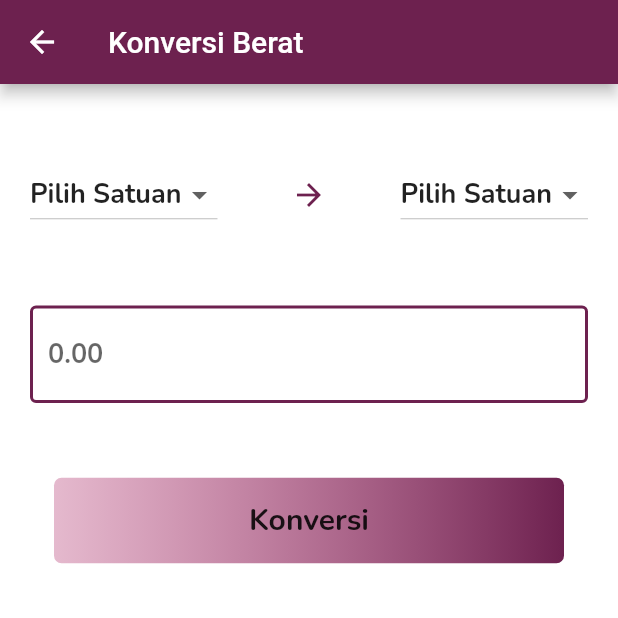
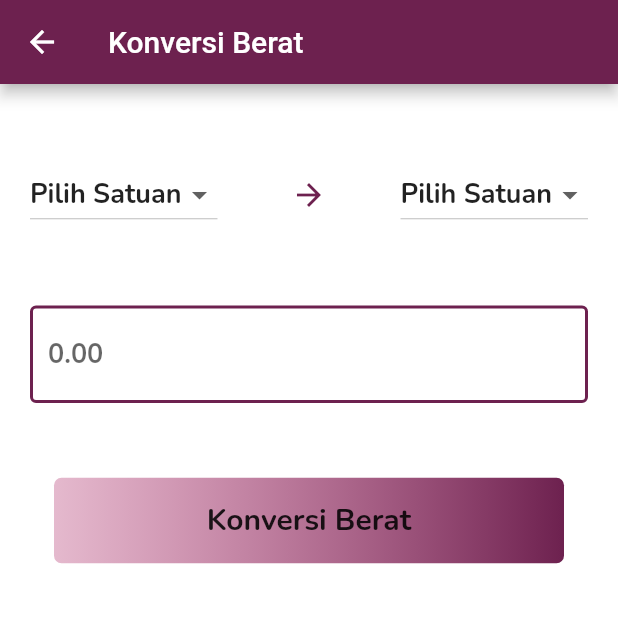
Before and after one commit to Naandalist/basic-phisyc, a Flutter app: the WeightConverterScreen screen opened directly, on a phone screen of 412 x 824 dp, the top half of it. Run offline on Flutter 3.47's test engine with Material 2 defaults, Android fonts, the phone set to English and light mode, and no system bars; our stand-ins replace fluttertoast; missing offline and left inert: giffy_dialog.

```diff
--- a/lib/src/screens/weight_converter_screen.dart
+++ b/lib/src/screens/weight_converter_screen.dart
@@ -211,7 +211,7 @@ class _WeightConverterScreenState extends State<WeightConverterScreen> {
                     ],
                   ),
                 ),
-                child: Text('Konversi',
+                child: Text('Konversi Berat',
                     style: TextStyle(
                       fontSize: 20,
                       fontFamily: "Nunito",
```
Also changed, not shown: 10 other files.
